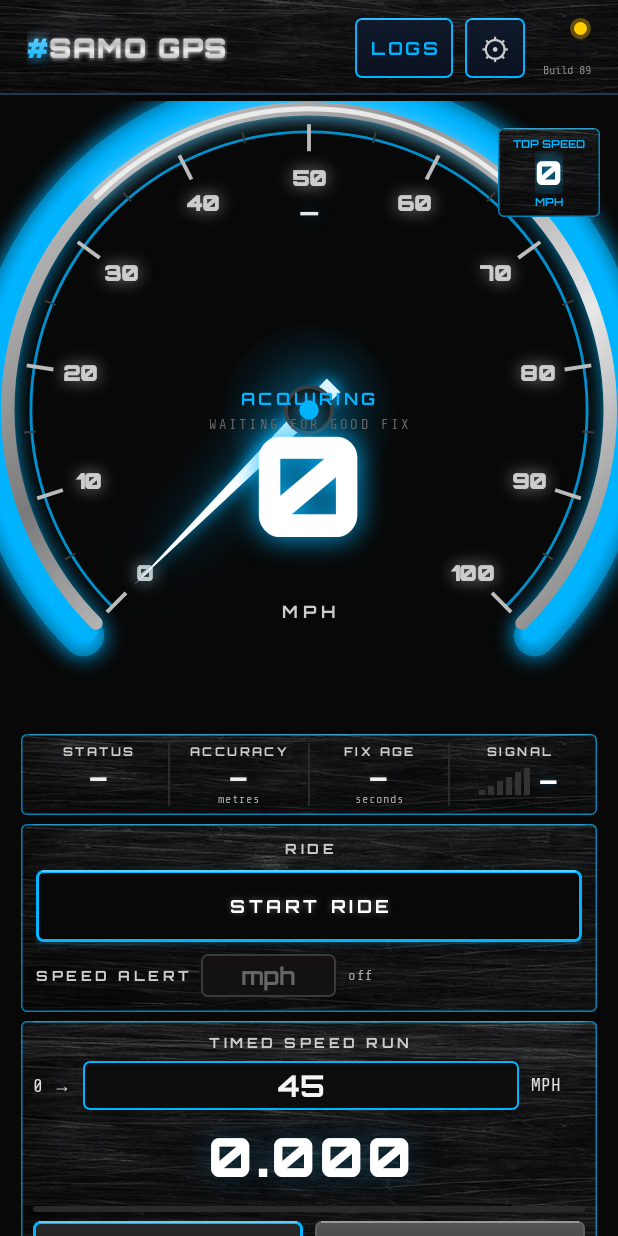
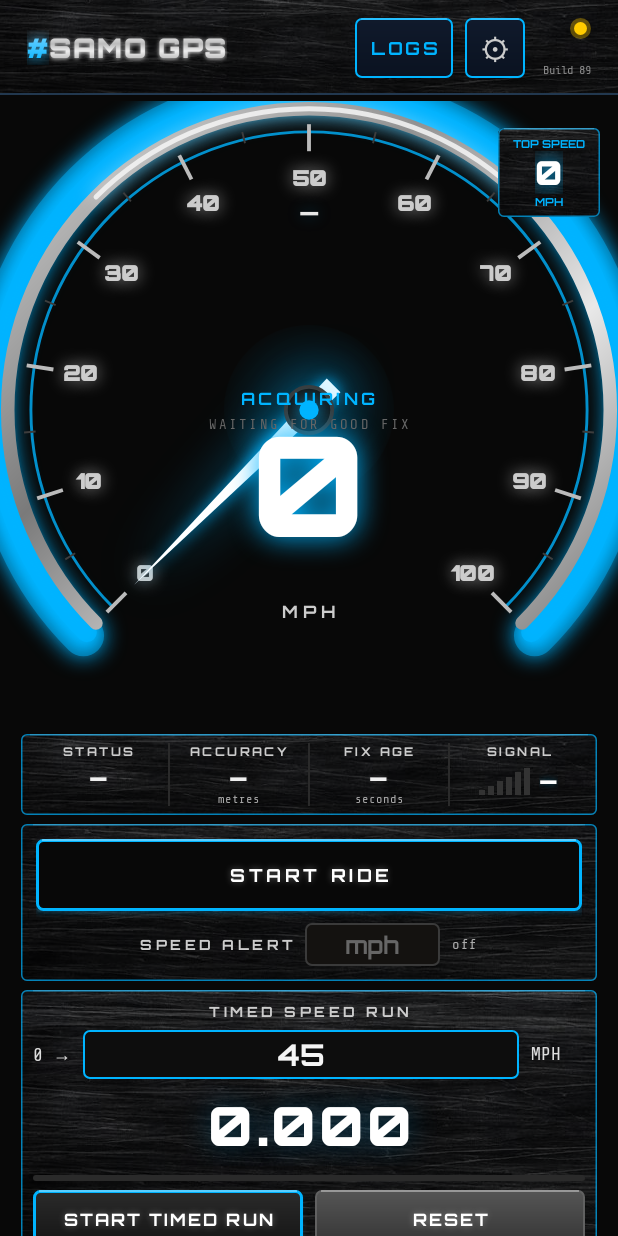
Before and after one commit to scooterarmy2-glitch/Scooterarmy, an Android app: the screen it shows after launch (MainActivity), on a phone screen of 412 x 824 dp. Run offline under Robolectric (Android 15) with nearby library versions, the phone set to English and light mode, and no system bars; libraries missing offline, so code that uses them is left out: org.osmdroid.config, org.osmdroid.tileprovider, org.osmdroid.util, org.osmdroid.views; 20 statements that could not run were skipped.

Commit message:
look-pro: edge-to-edge dial, labels above route, white highway labels, strong ring underglow, stronger # flash, rounded START/STOP, no RIDE title, centered speed alert, solo trip box (Build #89)

```diff
--- a/app/src/main/res/layout/activity_main.xml
+++ b/app/src/main/res/layout/activity_main.xml
@@ -834,21 +834,16 @@
                     android:orientation="vertical"
                     android:padding="10dp">
 
-                    <TextView
-                        android:layout_width="match_parent"
-                        android:layout_height="wrap_content"
-                        android:fontFamily="@font/orbitron_700"
-                        android:gravity="center_horizontal"
-                        android:letterSpacing="0.25"
-                        android:text="RIDE"
-                        android:textColor="#cccccc"
-                        android:textSize="9sp" />
-
+                    <!-- Build #89 (Casey Nov 23): the "RIDE" title is GONE —
+                         no title above the button at all. The box shrinks
+                         to just the button + the SPEED ALERT row; the
+                         button's top margin is 0 so it hugs the box top
+                         padding. TIMED SPEED RUN keeps its title. -->
                     <Button
                         android:id="@+id/sessBtn"
                         android:layout_width="match_parent"
                         android:layout_height="wrap_content"
-                        android:layout_marginTop="8dp"
+                        android:layout_marginTop="0dp"
                         android:background="@drawable/btn_start"
                         android:elevation="6dp"
                         android:fontFamily="@font/orbitron_700"
@@ -863,11 +858,16 @@
                         android:textColor="#ffffff"
                         android:textSize="12sp" />
 
+                    <!-- Build #89 (Casey Nov 23): the whole SPEED ALERT
+                         row is centered horizontally in the box — the
+                         row is match_parent wide, so center_horizontal
+                         groups the label + input + "off" in the middle.
+                         Nothing else about the row changes. -->
                     <LinearLayout
                         android:layout_width="match_parent"
                         android:layout_height="wrap_content"
                         android:layout_marginTop="8dp"
-                        android:gravity="center_vertical"
+                        android:gravity="center_horizontal|center_vertical"
                         android:orientation="horizontal">
 
                         <TextView
```
